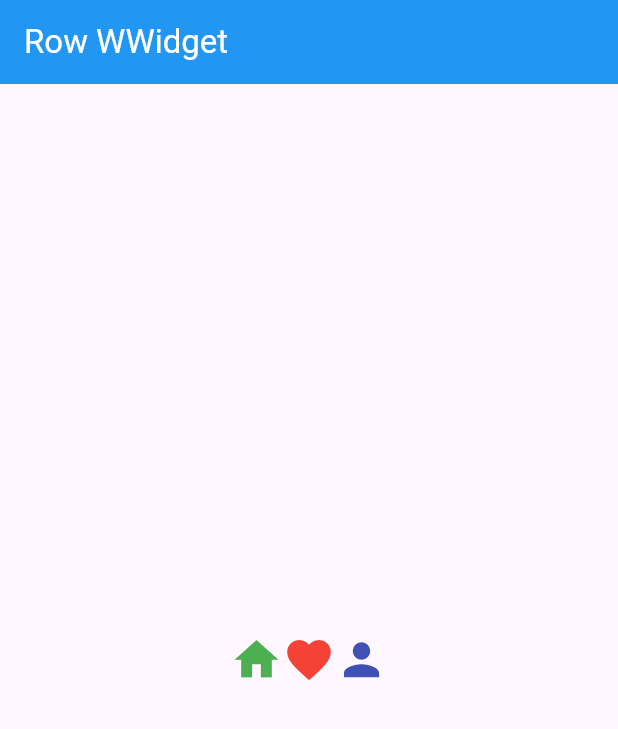
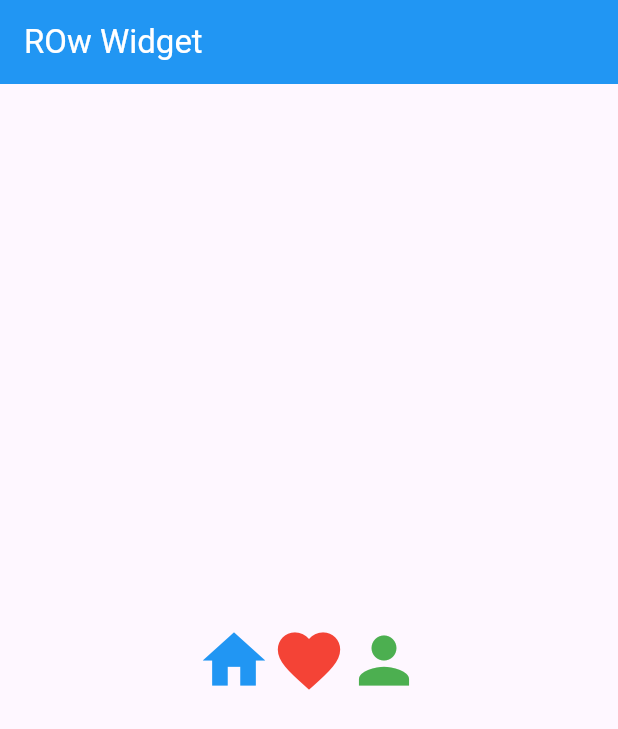
Before and after one commit to Gulshid/Flutter-Shorts-, a Flutter app: the screen it shows after launch, on a phone screen of 412 x 824 dp. Shown: the top 729 px of the screen. Run offline on Flutter 3.47's test engine with Material 3 defaults, Android fonts, the phone set to English and light mode, and no system bars.

Commit message:
Row widget is done

```diff
--- a/shorts/lib/ Basic Flutter Widgets/row_widget.dart
+++ b/shorts/lib/ Basic Flutter Widgets/row_widget.dart
@@ -12,23 +12,23 @@ class _RowWidgetState extends State<RowWidget> {
   Widget build(BuildContext context) {
     return Scaffold(
       appBar: AppBar(
-        title: Text("Row WWidget", style: TextStyle(color: Colors.white)),
+        title: Text("ROw Widget", style: TextStyle(color: Colors.white)),
         backgroundColor: Colors.blue,
       ),
 
       body: Center(
         child: Row(
-          // mainAxisAlignment: MainAxisAlignment.spaceEvenly,
-          mainAxisSize: MainAxisSize.min,
-          children: [
-            Icon(Icons.home, size: 35, color: Colors.green),
+          //   mainAxisAlignment: MainAxisAlignment.spaceBetween,
+        mainAxisSize: MainAxisSize.min,
+        children: [
+        Icon(Icons.home, color: Colors.blue, size: 50),
 
-            Icon(Icons.favorite, size: 35, color: Colors.red),
+        Icon(Icons.favorite, color: Colors.red, size: 50),
 
-            Icon(Icons.person, size: 35, color: Colors.indigo),
-          ],
-        ),
-      ),
+        Icon(Icons.person, color: Colors.green, size: 50),
+        ],
+    ),
+    ),
     );
   }
 }
```
